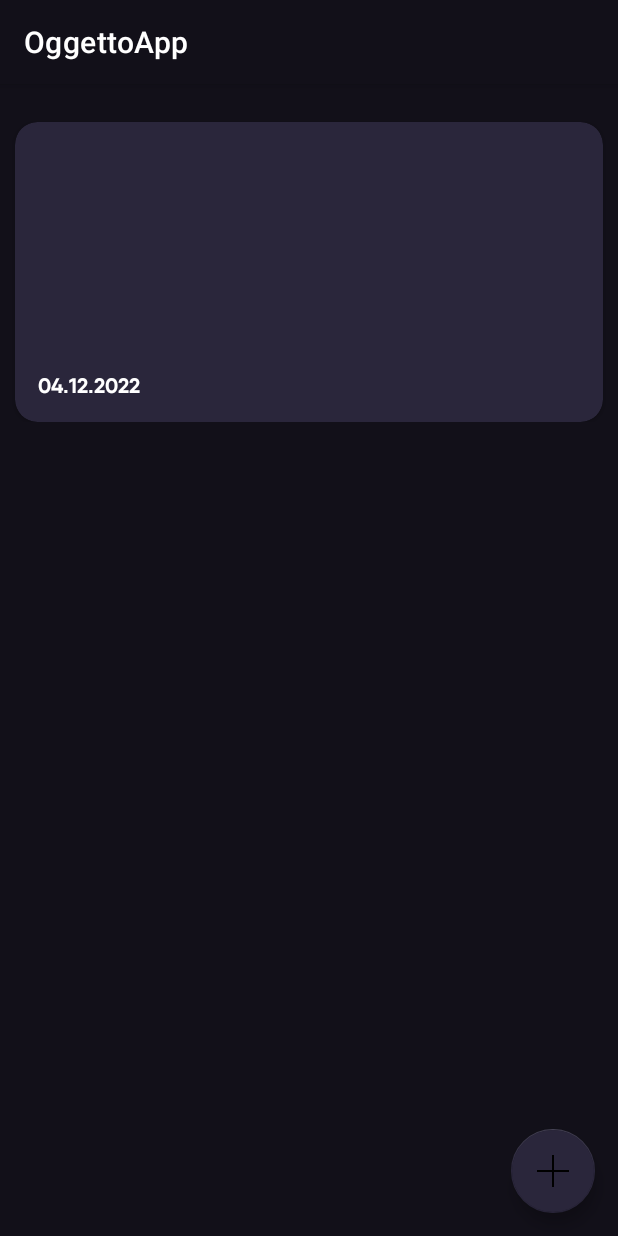
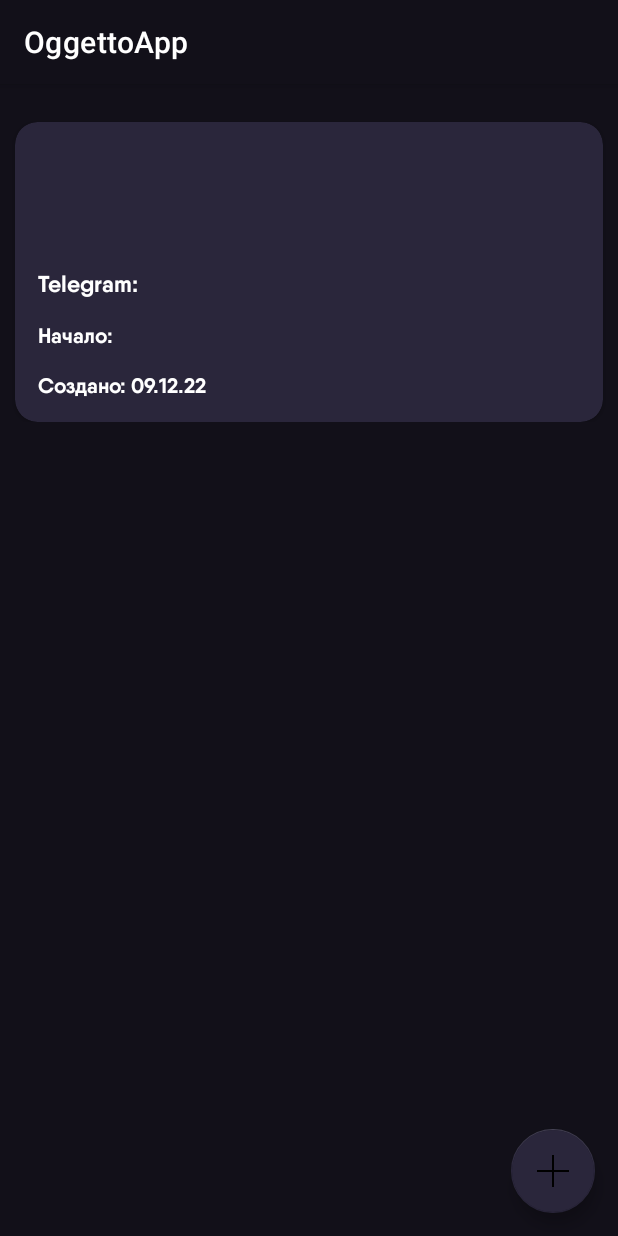
Before and after one commit to Egor-Liadsky/OggettoApp2021, an Android app: the CreateEventFragment screen opened through its navigation route, after a tap on "СОЗДАТЬ", on a phone screen of 412 x 824 dp. Run offline under Robolectric (Android 15) with nearby library versions, the phone set to English and light mode, and no system bars; our stand-ins replace Dagger/Hilt's generated code, Room's generated code.

Commit message:
Добавление регистрации, запись на участие в событии

```diff
--- a/app/build.gradle
+++ b/app/build.gradle
@@ -39,6 +39,7 @@ android {
 }
 
 dependencies {
+
     // API
     implementation 'com.squareup.retrofit2:converter-gson:2.9.0'
     implementation "com.squareup.retrofit2:retrofit:2.9.0"
--- a/app/src/main/java/com/android/oggettoapp/adapters/event/EventAdapter.kt
+++ b/app/src/main/java/com/android/oggettoapp/adapters/event/EventAdapter.kt
@@ -1,5 +1,6 @@
 package com.android.oggettoapp.adapters.event
 
+import android.annotation.SuppressLint
 import android.util.Log
 import android.view.LayoutInflater
 import android.view.MenuItem
@@ -12,6 +13,7 @@ import com.android.oggettoapp.data.local.entity.EventEntity
 import com.android.oggettoapp.databinding.ItemEventBinding
 
 class EventAdapter(
+    private val participateEvent: (item: Int) -> Unit,
     private val deleteEvent: (item: Int) -> Unit
 ) : RecyclerView.Adapter<EventAdapter.EventHolder>() {
 
@@ -19,15 +21,17 @@ class EventAdapter(
 
     class EventHolder(
         private val binding: ItemEventBinding,
+        private val participateEvent: (item: Int) -> Unit,
         private val deleteEvent: (item: Int) -> Unit
     ) :
         RecyclerView.ViewHolder(binding.root) {
+        @SuppressLint("SetTextI18n")
         fun bind(item: EventEntity) {
             binding.title.text = item.title
             binding.description.text = item.description
-            binding.telegram.text = item.telegram
-            binding.date.text = item.date
-            binding.createDate.text = item.createDate
+            binding.telegram.text = "Telegram: ${item.telegram}"
+            binding.date.text = "Начало: ${item.date}"
+            binding.createDate.text = "Создано: ${item.createDate}"
 
             binding.itemCard.setOnLongClickListener {
                 showPopup(binding.itemCard, item)
@@ -40,10 +44,14 @@ class EventAdapter(
             popup.inflate(R.menu.event_menu)
             popup.setOnMenuItemClickListener { item: MenuItem? ->
                 when (item?.itemId) {
-                    R.id.editFile -> {
-//                    renameFile(item1.id)
+                    R.id.participateEvent -> {
+                        participateEvent(item1.id)
+                        Log.e("ID", item1.id.toString())
                     }
-                    R.id.deleteFile -> {
+                    R.id.editEvent -> {
+                        // TODO( Добавить функцию редактирования события )
+                    }
+                    R.id.deleteEvent -> {
                         deleteEvent(item1.id)
                         Log.e("DELETE", "OKEY")
                     }
@@ -57,7 +65,7 @@ class EventAdapter(
 
     override fun onCreateViewHolder(parent: ViewGroup, viewType: Int): EventHolder {
         val inflater = ItemEventBinding.inflate(LayoutInflater.from(parent.context), parent, false)
-        return EventHolder(inflater, deleteEvent)
+        return EventHolder(inflater, participateEvent, deleteEvent)
     }
 
     override fun onBindViewHolder(holder: EventHolder, position: Int) {
--- a/app/src/main/java/com/android/oggettoapp/data/local/dao/EventDAO.kt
+++ b/app/src/main/java/com/android/oggettoapp/data/local/dao/EventDAO.kt
@@ -5,6 +5,7 @@ import androidx.room.Insert
 import androidx.room.OnConflictStrategy
 import androidx.room.Query
 import com.android.oggettoapp.data.local.entity.EventEntity
+import com.android.oggettoapp.data.local.entity.ParticipantsEvent
 
 @Dao
 interface EventDAO {
@@ -17,4 +18,7 @@ interface EventDAO {
 
     @Query("DELETE FROM events WHERE id=:id")
     suspend fun deleteEventById(id: Int)
+
+    @Insert(onConflict = OnConflictStrategy.REPLACE)
+    suspend fun participantEvent(participantEvent: ParticipantsEvent)
 }
--- a/app/src/main/java/com/android/oggettoapp/di/DatabaseModule.kt
+++ b/app/src/main/java/com/android/oggettoapp/di/DatabaseModule.kt
@@ -27,4 +27,8 @@ object DatabaseModule {
     @Provides
     @Singleton
     fun provideEventDao(db: OggettoRoomDatabase) = db.eventDao()
+
+    @Provides
+    @Singleton
+    fun provideUserDao(db: OggettoRoomDatabase) = db.userDao()
 }
--- a/app/src/main/java/com/android/oggettoapp/fragments/createEvent/CreateEventFragment.kt
+++ b/app/src/main/java/com/android/oggettoapp/fragments/createEvent/CreateEventFragment.kt
@@ -1,10 +1,12 @@
 package com.android.oggettoapp.fragments.createEvent
 
+import android.os.Build
 import android.os.Bundle
 import androidx.fragment.app.Fragment
 import android.view.LayoutInflater
 import android.view.View
 import android.view.ViewGroup
+import androidx.annotation.RequiresApi
 import androidx.fragment.app.viewModels
 import androidx.navigation.fragment.findNavController
 import com.android.oggettoapp.R
@@ -12,6 +14,9 @@ import com.android.oggettoapp.data.local.entity.EventEntity
 import com.android.oggettoapp.databinding.FragmentCreateEventBinding
 import com.android.oggettoapp.fragments.home.HomeViewModel
 import dagger.hilt.android.AndroidEntryPoint
+import java.text.SimpleDateFormat
+import java.time.LocalDate
+import java.util.*
 
 @AndroidEntryPoint
 class CreateEventFragment : Fragment() {
@@ -27,6 +32,7 @@ class CreateEventFragment : Fragment() {
         return binding.root
     }
 
+    @RequiresApi(Build.VERSION_CODES.O)
     override fun onViewCreated(view: View, savedInstanceState: Bundle?) {
         binding.createEventButton.setOnClickListener {
             viewModel.createEvent(EventEntity(
@@ -35,7 +41,7 @@ class CreateEventFragment : Fragment() {
                 description = binding.descriptionEditText.text.toString(),
                 telegram = binding.telegramEditText.text.toString(),
                 date = binding.dateEditText.text.toString(),
-                createDate = "04.12.2022"
+                createDate = SimpleDateFormat("dd.MM.yy", Locale.getDefault()).format(Date())
             ))
 
             findNavController().navigate(R.id.action_createEventFragment_to_homeFragment)
--- a/app/src/main/java/com/android/oggettoapp/repository/EventRepository.kt
+++ b/app/src/main/java/com/android/oggettoapp/repository/EventRepository.kt
@@ -2,6 +2,7 @@ package com.android.oggettoapp.repository
 
 import com.android.oggettoapp.data.local.dao.EventDAO
 import com.android.oggettoapp.data.local.entity.EventEntity
+import com.android.oggettoapp.data.local.entity.ParticipantsEvent
 import javax.inject.Inject
 
 class EventRepository @Inject constructor(private val eventDAO: EventDAO) {
@@ -11,4 +12,6 @@ class EventRepository @Inject constructor(private val eventDAO: EventDAO) {
     suspend fun getAllEvents(): List<EventEntity> = eventDAO.getAllEvents()
 
     suspend fun deleteEventById(id: Int) = eventDAO.deleteEventById(id)
+
+    suspend fun participantEvent(participantEvent: ParticipantsEvent) = eventDAO.participantEvent(participantEvent)
 }
--- a/app/src/main/res/menu/event_menu.xml
+++ b/app/src/main/res/menu/event_menu.xml
@@ -2,10 +2,14 @@
 <menu xmlns:android="http://schemas.android.com/apk/res/android">
 
     <item
-        android:id="@+id/deleteFile"
+        android:id="@+id/participateEvent"
+        android:title="@string/participate"/>
+
+    <item
+        android:id="@+id/deleteEvent"
         android:title="@string/delete"/>
 
     <item
-        android:id="@+id/editFile"
+        android:id="@+id/editEvent"
         android:title="@string/rename"/>
 </menu>
--- a/app/src/main/res/values/strings.xml
+++ b/app/src/main/res/values/strings.xml
@@ -21,4 +21,5 @@
     <string name="createDate">"Дата создания"</string>
     <string name="delete">Удалить</string>
     <string name="rename">Редактировать</string>
+    <string name="participate">Участвовать</string>
 </resources>
```
Also changed, not shown: app/src/main/java/com/android/oggettoapp/data/local/dao/UserDAO.kt (added, +17 -0 lines), app/src/main/java/com/android/oggettoapp/data/local/database/OggettoRoomDatabase.kt (+11 -2 lines), app/src/main/java/com/android/oggettoapp/data/local/entity/EventEntity.kt (+0 -7 lines), app/src/main/java/com/android/oggettoapp/data/local/entity/ParticipantsEvent.kt (added, +15 -0 lines), app/src/main/java/com/android/oggettoapp/data/local/entity/UserEntity.kt (added, +17 -0 lines), app/src/main/java/com/android/oggettoapp/fragments/home/HomeFragment.kt (+18 -4 lines), app/src/main/java/com/android/oggettoapp/fragments/home/HomeViewModel.kt (+9 -3 lines), app/src/main/java/com/android/oggettoapp/fragments/register/RegisterFragment.kt (+35 -3 lines), app/src/main/java/com/android/oggettoapp/fragments/register/RegisterViewModel.kt (added, +31 -0 lines), app/src/main/java/com/android/oggettoapp/repository/UserRepository.kt (added, +12 -0 lines), 1 other file.
